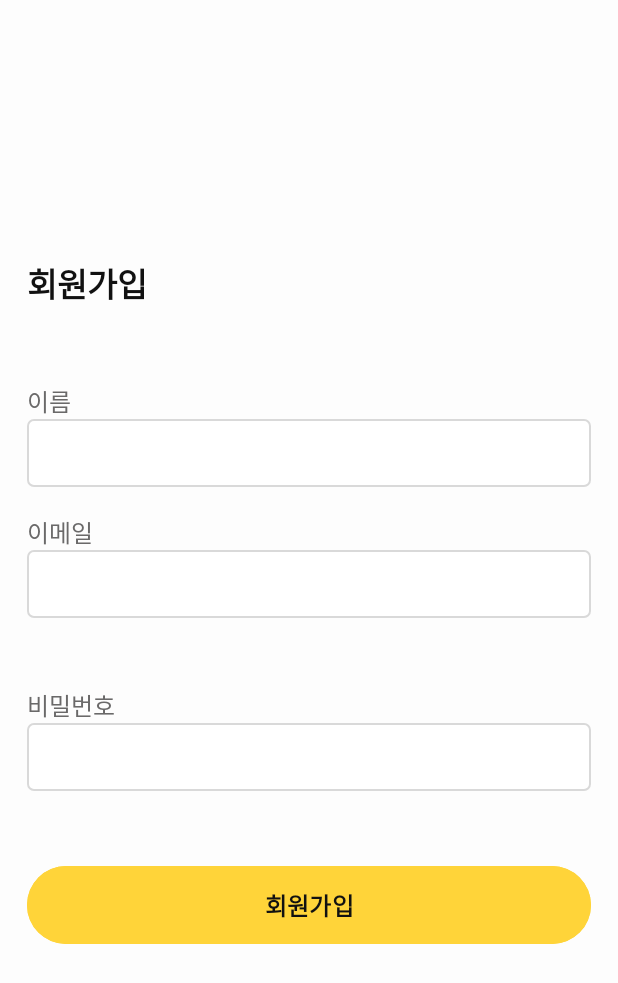
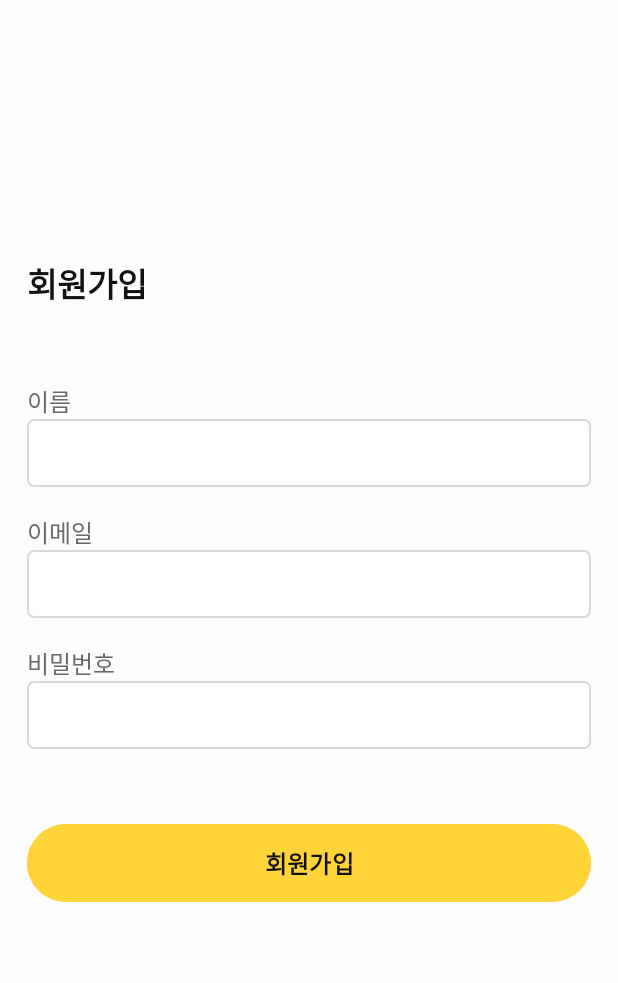
Before and after one commit to hyeg0121/Wogeoji-Android, an Android app: the SignUpActivity screen opened directly, with no data from a screen before it, on a phone screen of 412 x 824 dp. Shown: the top 983 px of the screen. Run offline under Robolectric (Android 15) with nearby library versions, the phone set to English and light mode, and no system bars.

Commit message:
style: edittext 간격 조절

```diff
--- a/app/src/main/res/layout/activity_sign_up.xml
+++ b/app/src/main/res/layout/activity_sign_up.xml
@@ -43,7 +43,7 @@
     <LinearLayout
         android:layout_width="match_parent"
         android:layout_height="wrap_content"
-        android:layout_marginBottom="46dp"
+        android:layout_marginBottom="18dp"
         android:orientation="vertical">
 
         <TextView
```
